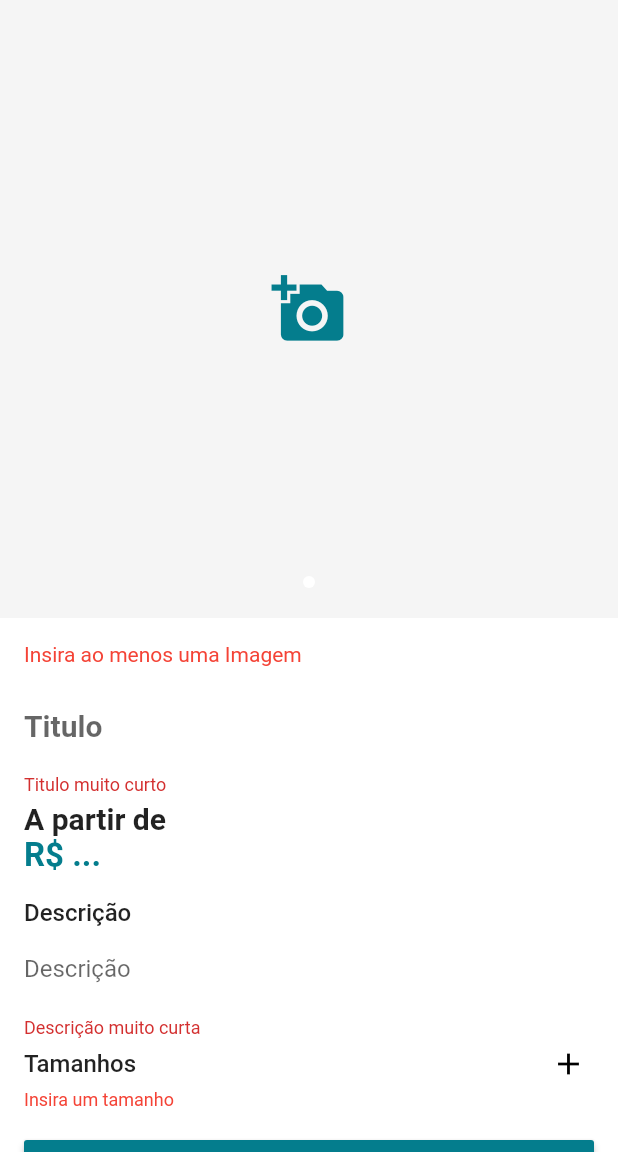
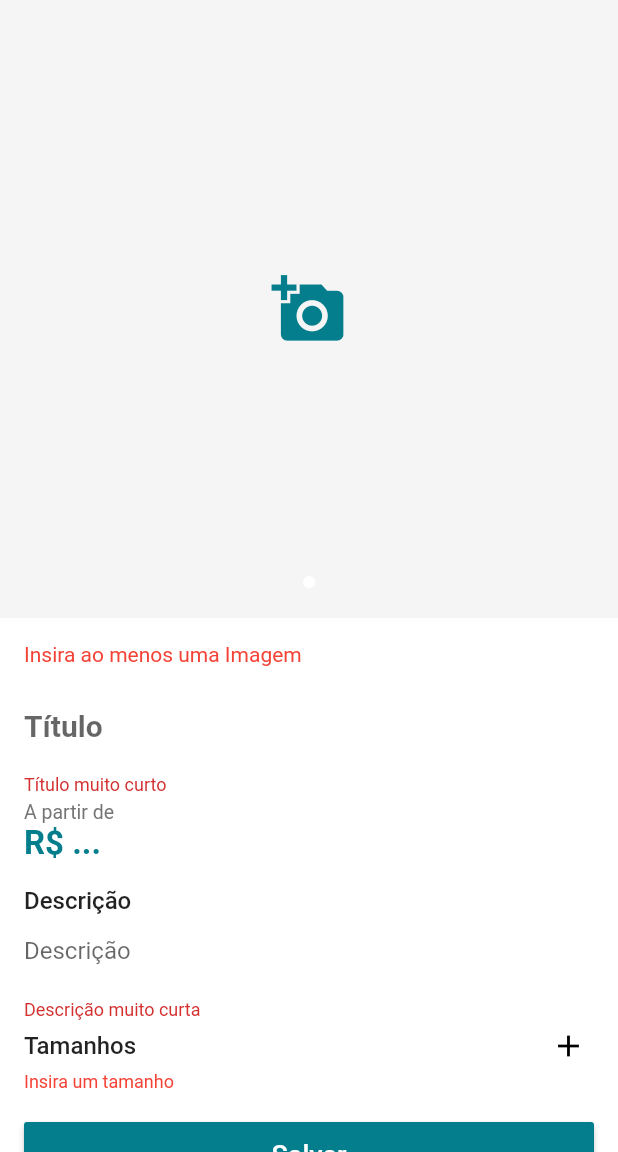
Before and after one commit to leozero3/loja_virtual, a Flutter app: the EditProductScreen screen opened by its route, after a tap on "Salvar", on a phone screen of 412 x 824 dp, the part 84-1236 px from its top. Run offline on Flutter 3.47's test engine with Material 2 defaults, Android fonts, the phone set to English and light mode, and no system bars; drawn by our look-alikes of carousel_pro; our stand-ins replace cloud_firestore, firebase_auth, firebase_core, image_cropper, image_picker, transparent_image; missing offline and left inert: alphabet_list_scroll_view; accounts and stored records are empty.

Commit message:
arrumando erros

```diff
--- a/lib/models/item_size.dart
+++ b/lib/models/item_size.dart
@@ -1,33 +1,28 @@
 class ItemSize {
-  String name;
-  num price;
-  int stock;
-
   ItemSize({this.name, this.price, this.stock});
-
-  bool get hasStock => stock > 0;
-
-  ItemSize.fromMap(Map<String, dynamic> map) {
+  ItemSize.fromMap(Map<String, dynamic> map){
     name = map['name'] as String;
     price = map['price'] as num;
     stock = map['stock'] as int;
   }
-
-  Map<String, dynamic> toMap(){
-    return {
-      'name' : name,
-      'price' : price,
-      'stock' : stock,
-    };
-  }
-
-  ItemSize clone() {
+  String name;
+  num price;
+  int stock;
+  bool get hasStock => stock > 0;
+  ItemSize clone(){
     return ItemSize(
       name: name,
       price: price,
       stock: stock,
     );
-    ///clone do original
+  }
+
+  Map<String, dynamic> toMap(){
+    return {
+      'name': name,
+      'price': price,
+      'stock': stock,
+    };
   }
 
   @override
--- a/lib/models/product_manager.dart
+++ b/lib/models/product_manager.dart
@@ -21,10 +21,12 @@ class ProductManager extends ChangeNotifier {
   List<Product> get filteredProducts {
     final List<Product> filteredProducts = [];
     if (search.isEmpty) {
+    print('manager 1 ========================');
       filteredProducts.addAll(allProducts);
     } else {
       filteredProducts
           .addAll(allProducts.where((p) => p.name.toLowerCase().contains(search.toLowerCase())));
+      print('manager 2 ========================');
     }
     return filteredProducts;
   }
@@ -32,6 +34,7 @@ class ProductManager extends ChangeNotifier {
   Future<void> _loadAllProducts() async {
     final QuerySnapshot snapProducts = await firestore.collection('products').get();
     allProducts = snapProducts.docs.map((d) => Product.fromDocument(d)).toList();
+    print('manager 3 ========================');
     notifyListeners();
   }
 
--- a/lib/screens/edit_product/edit_product_screen.dart
+++ b/lib/screens/edit_product/edit_product_screen.dart
@@ -1,67 +1,57 @@
 import 'package:flutter/material.dart';
 import 'package:lojavirtual/models/product.dart';
-import 'package:lojavirtual/models/product_manager.dart';
 import 'package:lojavirtual/screens/edit_product/components/images_form.dart';
 import 'package:lojavirtual/screens/edit_product/components/sizes_form.dart';
-import 'package:provider/provider.dart';
-
 class EditProductScreen extends StatelessWidget {
+  EditProductScreen(Product p) :
+        editing = p != null,
+        product = p != null ? p.clone() : Product();
   final Product product;
   final bool editing;
-
-  EditProductScreen(Product p)
-      : editing = p != null,
-        product = p != null ? p.clone() : Product();
-
   final GlobalKey<FormState> formKey = GlobalKey<FormState>();
-
   @override
   Widget build(BuildContext context) {
     final primaryColor = Theme.of(context).primaryColor;
-
-    return ChangeNotifierProvider.value(
-      value: product,
-      child: Scaffold(
-        backgroundColor: Colors.white,
+    return Scaffold(
       appBar: AppBar(
         title: Text(editing ? 'Editar Produto' : 'Criar Produto'),
         centerTitle: true,
       ),
+      backgroundColor: Colors.white,
       body: Form(
         key: formKey,
         child: ListView(
-            children: [
+          children: <Widget>[
             ImagesForm(product),
             Padding(
               padding: const EdgeInsets.all(16),
               child: Column(
                 crossAxisAlignment: CrossAxisAlignment.stretch,
-                  children: [
+                children: <Widget>[
                   TextFormField(
                     initialValue: product.name,
                     decoration: const InputDecoration(
-                        hintText: 'Titulo',
+                      hintText: 'Título',
                       border: InputBorder.none,
                     ),
-                      style: const TextStyle(
+                    style: TextStyle(
                         fontSize: 20,
-                        fontWeight: FontWeight.w600,
+                        fontWeight: FontWeight.w600
                     ),
-                      validator: (name) {
-                        if (name.length < 6) {
-                          return 'Titulo muito curto';
-                        }
+                    validator: (name){
+                      if(name.length < 6)
+                        return 'Título muito curto';
                       return null;
                     },
                     onSaved: (name) => product.name = name,
                   ),
-                    const Padding(
-                      padding: EdgeInsets.only(top: 4),
+                  Padding(
+                    padding: const EdgeInsets.only(top: 4),
                     child: Text(
                       'A partir de',
                       style: TextStyle(
-                          fontWeight: FontWeight.w600,
-                          fontSize: 20,
+                        color: Colors.grey[600],
+                        fontSize: 13,
                       ),
                     ),
                   ),
@@ -73,78 +63,60 @@ class EditProductScreen extends StatelessWidget {
                       color: primaryColor,
                     ),
                   ),
-                    const Padding(
-                      padding: EdgeInsets.only(top: 16, bottom: 4),
+                  Padding(
+                    padding: const EdgeInsets.only(top: 16),
                     child: Text(
                       'Descrição',
                       style: TextStyle(
-                          fontSize: 16,
-                          fontWeight: FontWeight.w500,
-                        ),
+                          fontSize: 16, fontWeight: FontWeight.w500),
                     ),
                   ),
                   TextFormField(
                     initialValue: product.description,
                     style: const TextStyle(
-                        fontSize: 16,
+                        fontSize: 16
                     ),
                     decoration: const InputDecoration(
                         hintText: 'Descrição',
-                        border: InputBorder.none,
+                        border: InputBorder.none
                     ),
                     maxLines: null,
-                      validator: (desc) {
-                        if (desc.length < 10) {
+                    validator: (desc){
+                      if(desc.length < 10)
                         return 'Descrição muito curta';
-                        }
                       return null;
                     },
                     onSaved: (desc) => product.description = desc,
                   ),
                   SizesForm(product),
-                    const SizedBox(
-                      height: 20,
-                    ),
-                    Consumer<Product>(
-                      builder: (_, product, __) {
-                        return SizedBox(
+                  const SizedBox(height: 20,),
+                  SizedBox(
                     height: 44,
                     child: RaisedButton(
-                            onPressed: !product.loading
-                                ? () async {
-                                    if (formKey.currentState.validate()) {
+                      onPressed: (){
+                        if(formKey.currentState.validate()){
                           formKey.currentState.save();
 
-                                      await product.save();
-
-                                      context.read<ProductManager>()
-                                          .update(product);
-
-                                      Navigator.of(context).pop();
+                          print(product);
+                          print('válido!!!');
+                          product.save();
                         }
-                            } : null,
+                      },
                       textColor: Colors.white,
                       color: primaryColor,
                       disabledColor: primaryColor.withAlpha(100),
-                            child: product.loading
-                                ? CircularProgressIndicator(
-                              valueColor: AlwaysStoppedAnimation(Colors.white),
-                            )
-                                : const Text(
+                      child: const Text(
                         'Salvar',
                         style: TextStyle(fontSize: 18.0),
                       ),
                     ),
-                        );
-                      },
-                    )
+                  ),
                 ],
               ),
             )
           ],
         ),
       ),
-      ),
     );
   }
 }
```
Also changed, not shown: lib/models/product.dart (+3 -68 lines), lib/screens/edit_product/components/image_source_sheet.dart (+8 -15 lines). Lines whose indentation alone changed are shown as unchanged.
